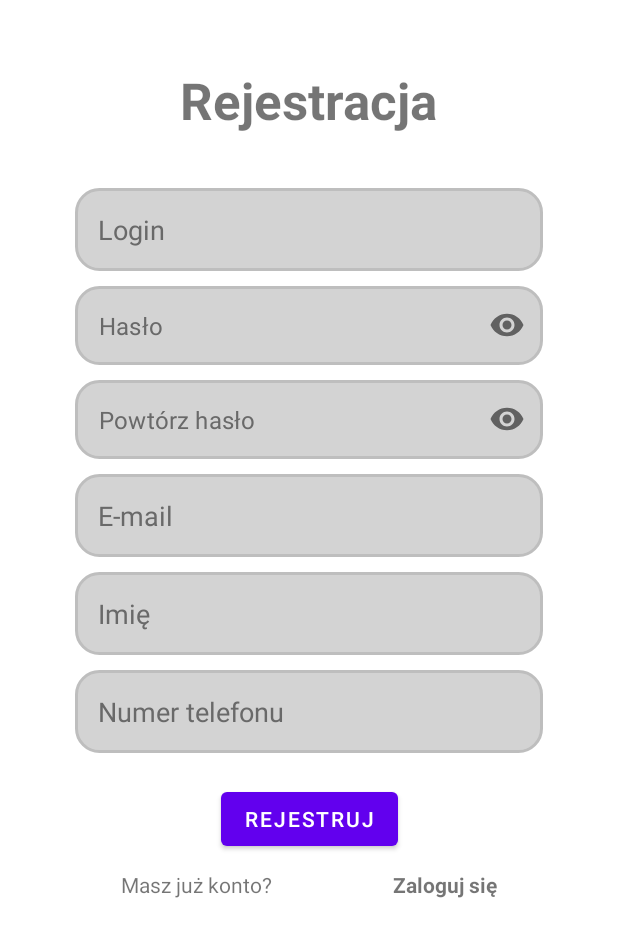
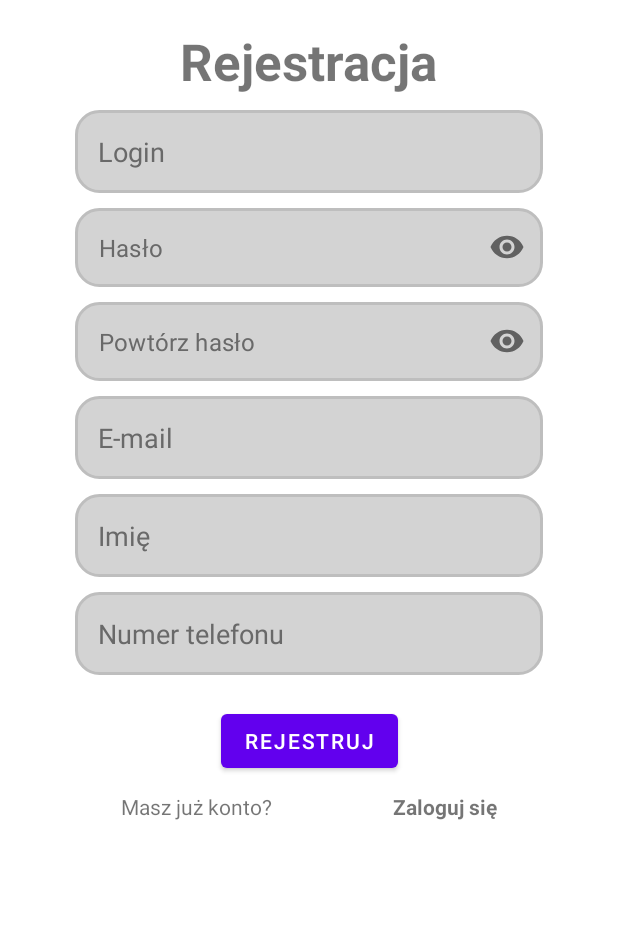
Before and after one commit to Wenancjusz/BSc-Thesis, an Android app: the screen it shows after launch (MainActivity), after a tap on "ZAREJESTRUJ SIĘ", on a phone screen of 412 x 824 dp. Shown: the top 937 px of the screen. Run offline under Robolectric (Android 15) with nearby library versions, the phone set to English and light mode, and no system bars; our stand-ins replace Firebase (no records; nobody signed in at launch, a user with empty details on screens opened directly).

Commit message:
Engineering Thesis Final Version - edited Register and Login Views

```diff
--- a/app/src/main/res/layout/fragment_register.xml
+++ b/app/src/main/res/layout/fragment_register.xml
@@ -11,21 +11,20 @@
 
         <androidx.constraintlayout.widget.ConstraintLayout
             android:layout_width="match_parent"
-            android:layout_height="match_parent"
+            android:layout_height="wrap_content"
             android:layout_gravity="center_horizontal">
 
             <TextView
                 android:id="@+id/registerTV"
                 android:layout_width="wrap_content"
                 android:layout_height="wrap_content"
+                android:layout_marginBottom="10dp"
                 android:text="Rejestracja"
                 android:textSize="34sp"
                 android:textStyle="bold"
-                app:layout_constraintBottom_toBottomOf="parent"
+                app:layout_constraintBottom_toTopOf="@id/editTextLogin"
                 app:layout_constraintEnd_toEndOf="parent"
-                app:layout_constraintStart_toStartOf="parent"
-                app:layout_constraintTop_toTopOf="parent"
-                app:layout_constraintVertical_bias="0.076" />
+                app:layout_constraintStart_toStartOf="parent" />
 
             <EditText
                 android:id="@+id/editTextLogin"
@@ -34,6 +33,7 @@
                 android:layout_marginStart="@dimen/startEndMargin"
                 android:layout_marginTop="36dp"
                 android:layout_marginEnd="@dimen/startEndMargin"
+                android:layout_marginBottom="10dp"
                 android:background="@drawable/edit_text_bg"
                 android:ems="10"
                 android:hint="Login"
@@ -42,27 +42,28 @@
                 android:padding="@dimen/padding_start"
                 android:textColor="@color/textColor"
                 android:textColorHint="@color/hintColor"
+                app:layout_constraintBottom_toTopOf="@+id/InputLayoutPassword"
                 app:layout_constraintEnd_toEndOf="parent"
                 app:layout_constraintHorizontal_bias="0.0"
-                app:layout_constraintStart_toStartOf="parent"
-                app:layout_constraintTop_toBottomOf="@id/registerTV" />
+                app:layout_constraintStart_toStartOf="parent" />
+
             <com.google.android.material.textfield.TextInputLayout
                 android:id="@+id/InputLayoutPassword"
                 android:layout_width="0dp"
                 android:layout_height="wrap_content"
+                app:boxStrokeWidth="0dp"
+                app:boxStrokeWidthFocused="0dp"
+                app:hintEnabled="false"
+                app:layout_constraintBottom_toTopOf="@+id/InputLayoutConfirmPassword"
                 app:layout_constraintEnd_toEndOf="@+id/editTextLogin"
                 app:layout_constraintStart_toStartOf="@+id/editTextLogin"
-                app:layout_constraintTop_toBottomOf="@+id/editTextLogin"
-                app:passwordToggleEnabled="true"
-                app:boxStrokeWidth="0dp"
-                app:boxStrokeWidthFocused="0dp"
-                app:hintEnabled="false">
+                app:passwordToggleEnabled="true">
 
                 <EditText
                     android:id="@+id/editTextPassword"
                     android:layout_width="match_parent"
                     android:layout_height="match_parent"
-                    android:layout_marginTop="10dp"
+                    android:layout_marginBottom="10dp"
                     android:background="@drawable/edit_text_bg"
                     android:ems="10"
                     android:hint="Hasło"
@@ -79,19 +80,19 @@
                 android:id="@+id/InputLayoutConfirmPassword"
                 android:layout_width="0dp"
                 android:layout_height="wrap_content"
+                app:boxStrokeWidth="0dp"
+                app:boxStrokeWidthFocused="0dp"
+                app:hintEnabled="false"
+                app:layout_constraintBottom_toTopOf="@+id/editTextEmail"
                 app:layout_constraintEnd_toEndOf="@+id/InputLayoutPassword"
                 app:layout_constraintStart_toStartOf="@+id/InputLayoutPassword"
-                app:layout_constraintTop_toBottomOf="@+id/InputLayoutPassword"
-                app:passwordToggleEnabled="true"
-                app:boxStrokeWidth="0dp"
-                app:hintEnabled="false"
-                app:boxStrokeWidthFocused="0dp">
+                app:passwordToggleEnabled="true">
 
                 <EditText
                     android:id="@+id/editTextConfirmPassword"
                     android:layout_width="match_parent"
                     android:layout_height="match_parent"
-                    android:layout_marginTop="10dp"
+                    android:layout_marginBottom="10dp"
                     android:background="@drawable/edit_text_bg"
                     android:ems="10"
                     android:hint="@string/confirmPassword"
@@ -106,11 +107,12 @@
                     tools:ignore="SpeakableTextPresentCheck" />
 
             </com.google.android.material.textfield.TextInputLayout>
+
             <EditText
                 android:id="@+id/editTextEmail"
                 android:layout_width="0dp"
                 android:layout_height="wrap_content"
-                android:layout_marginTop="10dp"
+                android:layout_marginTop="16dp"
                 android:background="@drawable/edit_text_bg"
                 android:ems="10"
                 android:hint="E-mail"
@@ -119,9 +121,12 @@
                 android:padding="@dimen/padding_start"
                 android:textColor="@color/textColor"
                 android:textColorHint="@color/hintColor"
+                app:layout_constraintBottom_toBottomOf="parent"
                 app:layout_constraintEnd_toEndOf="@+id/InputLayoutConfirmPassword"
+                app:layout_constraintHorizontal_bias="1.0"
                 app:layout_constraintStart_toStartOf="@+id/InputLayoutConfirmPassword"
-                app:layout_constraintTop_toBottomOf="@+id/InputLayoutConfirmPassword" />
+                app:layout_constraintTop_toTopOf="parent"
+                app:layout_constraintVertical_bias="0.495" />
 
             <EditText
                 android:id="@+id/editTextName"
```
Also changed, not shown: app/src/main/java/com/example/pracainfrag/notLoggedIn/LoginFragment.java (+0 -14 lines), app/src/main/res/layout/fragment_login.xml (+7 -12 lines).
